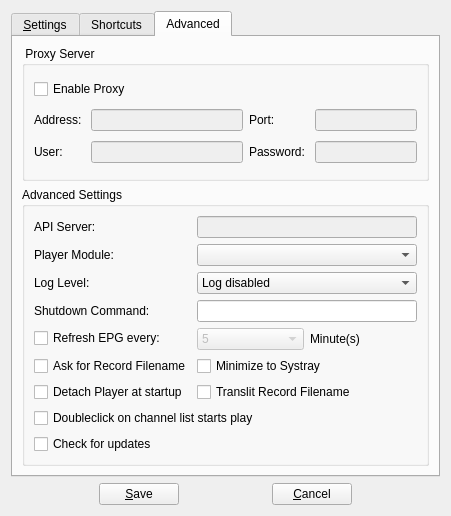
This is forms/csettingsdlg.ui in code-google-com/vlc-record as Qt 5 draws it before an edit. The edited form follows.
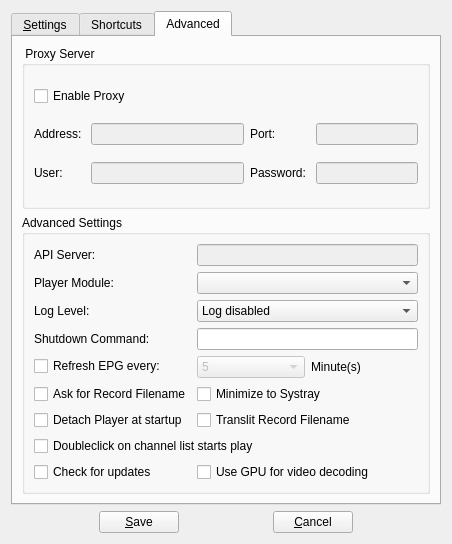
This is the edited form. The open tabs and pages were chosen to show the change. Icons and pictures are not drawn. Custom widgets are drawn as their Qt base class.

What changed in the file:
```diff
--- a/forms/csettingsdlg.ui
+++ b/forms/csettingsdlg.ui
@@ -6,8 +6,8 @@
    <rect>
     <x>0</x>
     <y>0</y>
-    <width>451</width>
-    <height>516</height>
+    <width>452</width>
+    <height>544</height>
    </rect>
   </property>
   <property name="windowTitle">
@@ -673,6 +673,13 @@
             </property>
            </widget>
           </item>
+          <item row="8" column="1">
+           <widget class="QCheckBox" name="checkGPUAcc">
+            <property name="text">
+             <string>Use GPU for video decoding</string>
+            </property>
+           </widget>
+          </item>
          </layout>
         </widget>
        </item>
```
